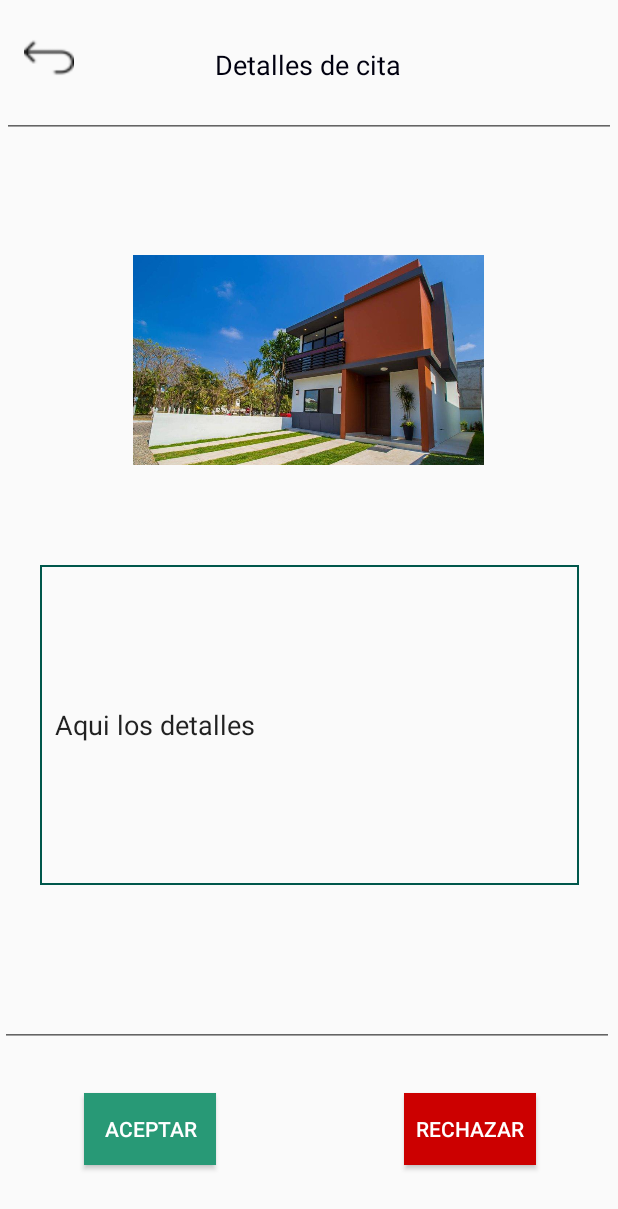
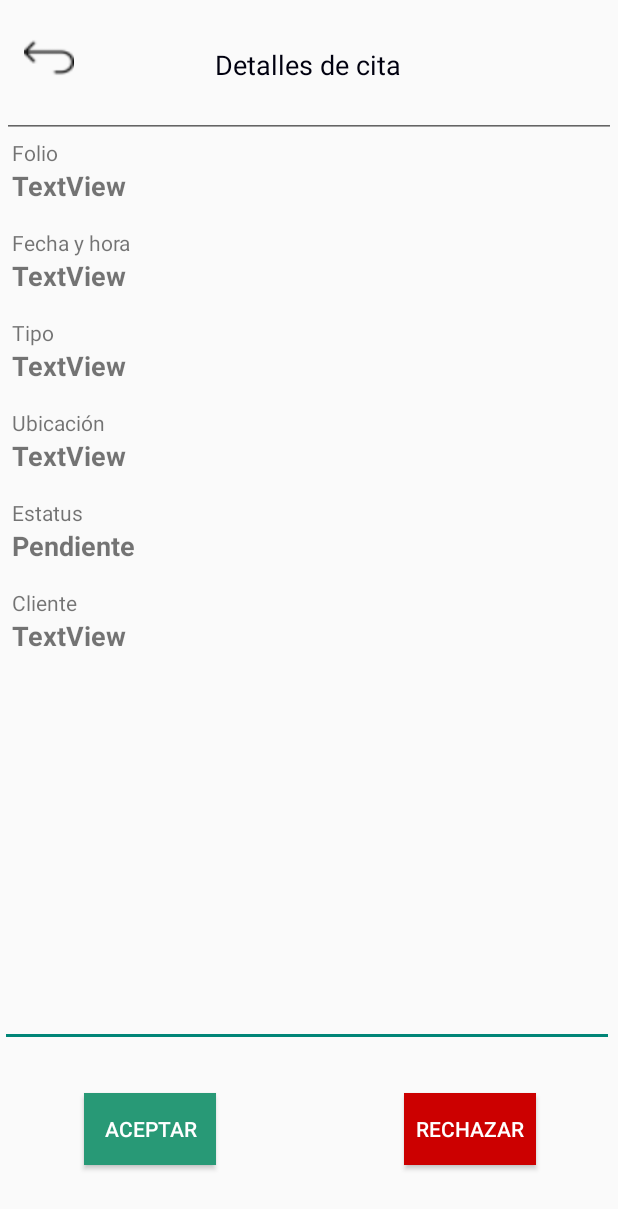
Before and after one commit to Samlmld/BYRN, an Android app: the DetallesCita screen opened directly, with no data from a screen before it, on a phone screen of 412 x 824 dp. Shown: the top 1209 px of the screen. Run offline under Robolectric (Android 15) with nearby library versions, the phone set to English and light mode, and no system bars; 6 statements that could not run were skipped.

Commit message:
[WIP] Added appointment detail logic and API

```diff
--- a/app/src/main/java/com/example/byrn/DetallesCita.java
+++ b/app/src/main/java/com/example/byrn/DetallesCita.java
@@ -5,29 +5,77 @@ import androidx.appcompat.app.AppCompatActivity;
 import android.os.Bundle;
 import android.view.View;
 import android.widget.Button;
+import android.widget.TextView;
 
 import mx.reel.pojos.Appointment;
 
 public class DetallesCita extends AppCompatActivity {
     Button btnRegresar;
     private Appointment passedAppointment = null;
+    // View fields
+    private TextView appointmentIdLabel = null;
+    private TextView appointmentDateTimeLabel = null;
+    private TextView appointmentTypeLabel = null;
+    private TextView appointmentLocationLabel = null;
+    private TextView appointmentStatusLabel = null;
+    private TextView appointmentClientLabel = null;
 
     @Override
     protected void onCreate(Bundle savedInstanceState) {
         super.onCreate(savedInstanceState);
         setContentView(R.layout.activity_detalles_cita);
-
-        btnRegresar = (Button) findViewById(R.id.btnRegresarCita);
-
+        // Labels
+        appointmentIdLabel = findViewById(R.id.appointmentId);
+        appointmentDateTimeLabel = findViewById(R.id.appointmentDateTime);
+        appointmentTypeLabel = findViewById(R.id.appointmentType);
+        appointmentLocationLabel = findViewById(R.id.appointmentLocation);
+        appointmentStatusLabel = findViewById(R.id.appointmentStatus);
+        appointmentClientLabel = findViewById(R.id.appointmentClient);
+        // Back button
+        btnRegresar = findViewById(R.id.btnRegresarCita);
         btnRegresar.setOnClickListener(new View.OnClickListener() {
             @Override
             public void onClick(View v) {
                 onBackPressed();
             }
         });
-        // Aquí me quedé: Crear el layout para esta activity
-        // TODO: Appointment detail layout
         passedAppointment = (Appointment) getIntent().getSerializableExtra("appointment");
-        System.out.println(passedAppointment.getId());
+        initViewData();
+
+        // Client detail listener
+        appointmentClientLabel.setOnClickListener(new View.OnClickListener() {
+            @Override
+            public void onClick(View view) {
+                onClientDetailAction();
+            }
+        });
+    }
+
+    private void initViewData() {
+        appointmentIdLabel.setText(passedAppointment.getId() + "");
+        appointmentDateTimeLabel.setText(
+                passedAppointment.getDate() + " a las "
+                + passedAppointment.getStartTime()
+        );
+        appointmentTypeLabel.setText(passedAppointment.getAppoimentType());
+        appointmentLocationLabel.setText(passedAppointment.getLocation());
+        String status;
+        switch (passedAppointment.getStatus()) {
+            case "2":
+                status = "Aceptada";
+            break;
+            case "3":
+                status = "Rechazada";
+            break;
+            default:
+                status = "Pendiente";
+        }
+        appointmentStatusLabel.setText(status);
+        appointmentClientLabel.setText(passedAppointment.getCustomerId() + "");
+    }
+
+    public void onClientDetailAction() {
+        // TODO: Add client detail layout & logic
+        System.out.println("TODO: Add client detail layout & logic");
     }
 }
--- a/app/src/main/res/layout/activity_detalles_cita.xml
+++ b/app/src/main/res/layout/activity_detalles_cita.xml
@@ -5,6 +5,105 @@
     android:layout_width="match_parent"
     android:layout_height="match_parent"
     tools:context=".DetallesCita">
+
+    <TextView
+        android:id="@+id/appointmentClient"
+        android:layout_width="0dp"
+        android:layout_height="wrap_content"
+        android:text="TextView"
+        android:textSize="18sp"
+        android:textStyle="bold"
+        app:layout_constraintEnd_toEndOf="@+id/textView"
+        app:layout_constraintHorizontal_bias="1.0"
+        app:layout_constraintStart_toStartOf="@+id/textView"
+        app:layout_constraintTop_toBottomOf="@+id/textView32" />
+
+    <TextView
+        android:id="@+id/textView32"
+        android:layout_width="0dp"
+        android:layout_height="wrap_content"
+        android:layout_marginTop="16dp"
+        android:layout_marginLeft="8dp"
+        android:layout_marginRight="8dp"
+        android:text="Cliente"
+        app:layout_constraintEnd_toEndOf="parent"
+        app:layout_constraintHorizontal_bias="0.875"
+        app:layout_constraintStart_toStartOf="parent"
+        app:layout_constraintTop_toBottomOf="@+id/appointmentStatus" />
+
+    <TextView
+        android:id="@+id/appointmentStatus"
+        android:layout_width="0dp"
+        android:layout_height="wrap_content"
+        android:text="TextView"
+        android:textSize="18sp"
+        android:textStyle="bold"
+        app:layout_constraintEnd_toEndOf="@+id/textView"
+        app:layout_constraintHorizontal_bias="0.0"
+        app:layout_constraintStart_toStartOf="@+id/textView"
+        app:layout_constraintTop_toBottomOf="@+id/textView31" />
+
+    <TextView
+        android:id="@+id/textView31"
+        android:layout_width="0dp"
+        android:layout_height="wrap_content"
+        android:layout_marginTop="16dp"
+        android:layout_marginLeft="8dp"
+        android:layout_marginRight="8dp"
+        android:text="Estatus"
+        app:layout_constraintEnd_toEndOf="parent"
+        app:layout_constraintStart_toStartOf="parent"
+        app:layout_constraintTop_toBottomOf="@+id/appointmentLocation" />
+
+    <TextView
+        android:id="@+id/appointmentLocation"
+        android:layout_width="0dp"
+        android:layout_height="wrap_content"
+        android:text="TextView"
+        android:textSize="18sp"
+        android:textStyle="bold"
+        app:layout_constraintEnd_toEndOf="@+id/textView"
+        app:layout_constraintHorizontal_bias="0.0"
+        app:layout_constraintStart_toStartOf="@+id/textView"
+        app:layout_constraintTop_toBottomOf="@+id/textView30" />
+
+    <TextView
+        android:id="@+id/textView30"
+        android:layout_width="0dp"
+        android:layout_height="wrap_content"
+        android:layout_marginTop="16dp"
+        android:layout_marginLeft="8dp"
+        android:layout_marginRight="8dp"
+        android:text="Ubicación"
+        app:layout_constraintEnd_toEndOf="parent"
+        app:layout_constraintHorizontal_bias="0.0"
+        app:layout_constraintStart_toStartOf="parent"
+        app:layout_constraintTop_toBottomOf="@+id/appointmentType" />
+
+    <TextView
+        android:id="@+id/textView29"
+        android:layout_width="0dp"
+        android:layout_height="wrap_content"
+        android:layout_marginTop="16dp"
+        android:layout_marginLeft="8dp"
+        android:layout_marginRight="8dp"
+        android:text="Tipo"
+        app:layout_constraintEnd_toEndOf="parent"
+        app:layout_constraintHorizontal_bias="0.062"
+        app:layout_constraintStart_toStartOf="parent"
+        app:layout_constraintTop_toBottomOf="@+id/appointmentDateTime" />
+
+    <TextView
+        android:id="@+id/appointmentType"
+        android:layout_width="0dp"
+        android:layout_height="wrap_content"
+        android:text="TextView"
+        android:textSize="18sp"
+        android:textStyle="bold"
+        app:layout_constraintEnd_toEndOf="@+id/textView"
+        app:layout_constraintHorizontal_bias="0.0"
+        app:layout_constraintStart_toStartOf="@+id/textView"
+        app:layout_constraintTop_toBottomOf="@+id/textView29" />
 
     <TextView
         android:id="@+id/estateDetailTitle"
@@ -19,32 +118,6 @@
         app:layout_constraintStart_toStartOf="parent"
         app:layout_constraintTop_toTopOf="parent"
         app:layout_constraintVertical_bias="0.038" />
-
-    <ImageView
-        android:id="@+id/imageView3"
-        android:layout_width="234dp"
-        android:layout_height="144dp"
-        app:layout_constraintBottom_toBottomOf="parent"
-        app:layout_constraintEnd_toEndOf="parent"
-        app:layout_constraintHorizontal_bias="0.497"
-        app:layout_constraintStart_toStartOf="parent"
-        app:layout_constraintTop_toTopOf="parent"
-        app:layout_constraintVertical_bias="0.247"
-        app:srcCompat="@drawable/propiedad" />
-
-    <EditText
-        android:id="@+id/estateDetailContent"
-        android:layout_width="359dp"
-        android:layout_height="213dp"
-        android:background="@drawable/style_bordes_editext"
-        android:ems="10"
-        android:inputType="textMultiLine"
-        android:text="Aqui los detalles"
-        app:layout_constraintBottom_toBottomOf="parent"
-        app:layout_constraintEnd_toEndOf="parent"
-        app:layout_constraintStart_toStartOf="parent"
-        app:layout_constraintTop_toTopOf="parent"
-        app:layout_constraintVertical_bias="0.617" />
 
     <Button
         android:id="@+id/btnRechazarcita"
@@ -121,4 +194,52 @@
         app:layout_constraintTop_toTopOf="parent"
         app:layout_constraintVertical_bias="0.029" />
 
+    <TextView
+        android:id="@+id/textView"
+        android:layout_width="0dp"
+        android:layout_height="wrap_content"
+        android:layout_marginLeft="8dp"
+        android:layout_marginRight="8dp"
+        android:text="Folio"
+        app:layout_constraintEnd_toEndOf="parent"
+        app:layout_constraintStart_toStartOf="parent"
+        app:layout_constraintTop_toBottomOf="@+id/editText7" />
+
+    <TextView
+        android:id="@+id/appointmentId"
+        android:layout_width="0dp"
+        android:layout_height="wrap_content"
+        android:text="TextView"
+        android:textSize="18sp"
+        android:textStyle="bold"
+        app:layout_constraintEnd_toEndOf="@+id/textView"
+        app:layout_constraintStart_toStartOf="@+id/textView"
+        app:layout_constraintTop_toBottomOf="@+id/textView" />
+
+
+    <TextView
+        android:id="@+id/textView28"
+        android:layout_width="0dp"
+        android:layout_height="wrap_content"
+        android:layout_marginTop="16dp"
+        android:layout_marginLeft="8dp"
+        android:layout_marginRight="8dp"
+        android:text="Fecha y hora"
+        app:layout_constraintEnd_toEndOf="parent"
+        app:layout_constraintHorizontal_bias="0.062"
+        app:layout_constraintStart_toStartOf="parent"
+        app:layout_constraintTop_toBottomOf="@+id/appointmentId" />
+
+    <TextView
+        android:id="@+id/appointmentDateTime"
+        android:layout_width="0dp"
+        android:layout_height="wrap_content"
+        android:text="TextView"
+        android:textSize="18sp"
+        android:textStyle="bold"
+        app:layout_constraintEnd_toEndOf="@+id/textView"
+        app:layout_constraintHorizontal_bias="0.0"
+        app:layout_constraintStart_toStartOf="@+id/textView"
+        app:layout_constraintTop_toBottomOf="@+id/textView28" />
+
 </androidx.constraintlayout.widget.ConstraintLayout>
```
